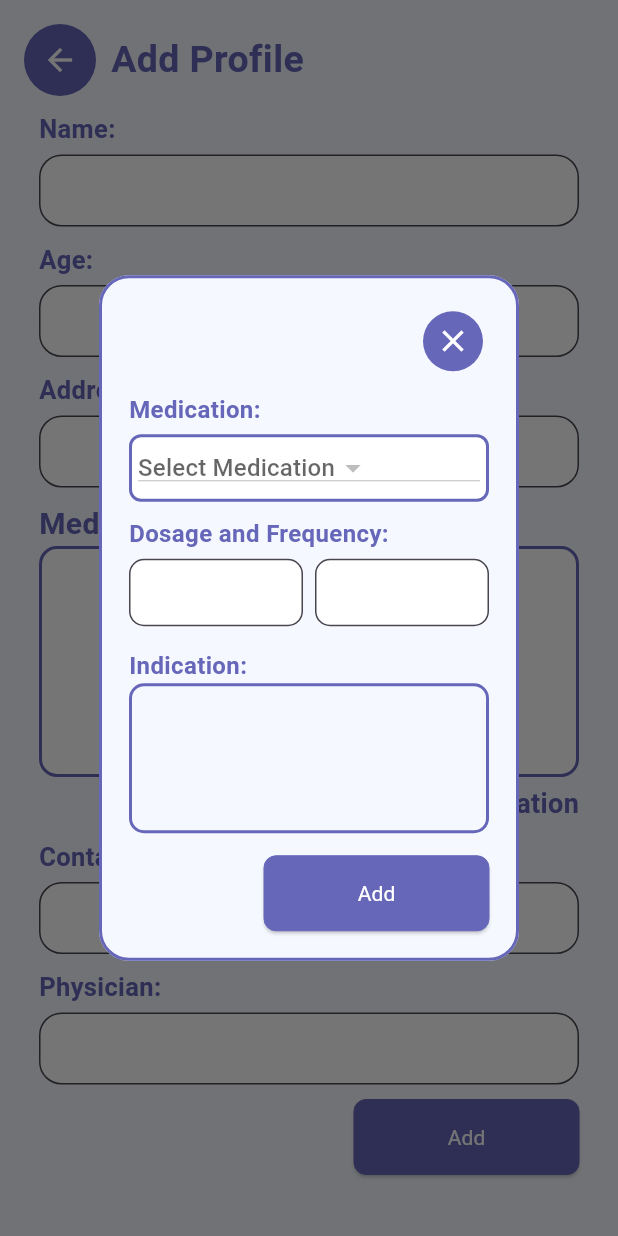
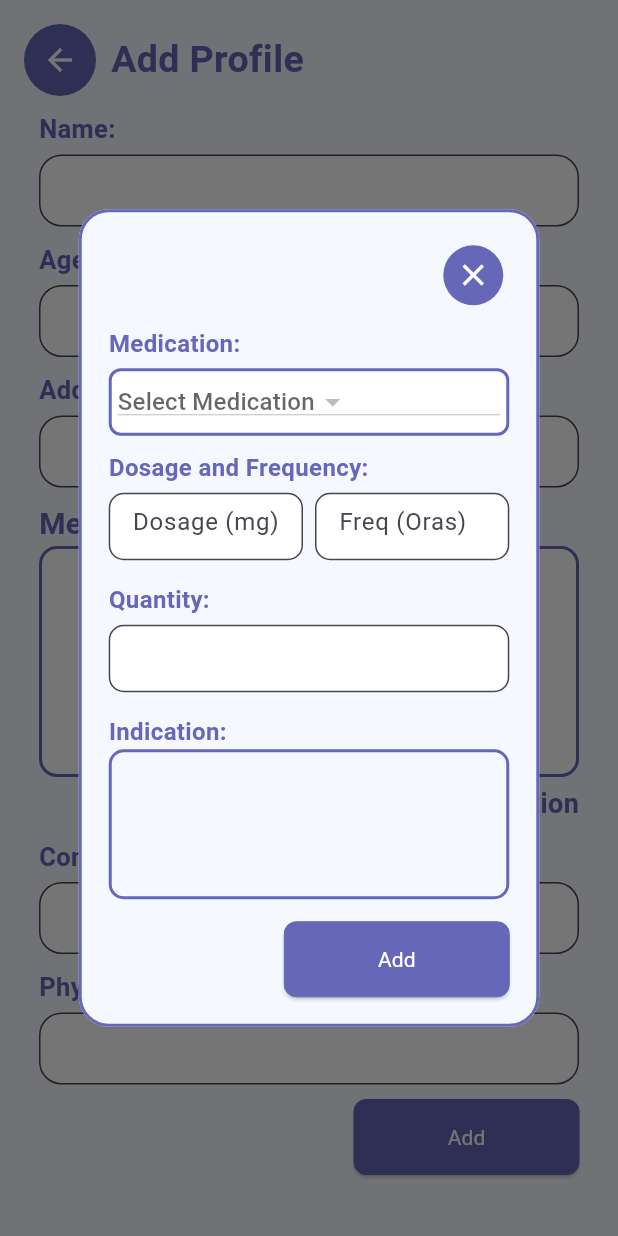
Before and after one commit to Orekidesu/Mobile-Health-App-Tambag, a Flutter app: the AddProfilePage screen opened directly, after a tap on "Add Medication", on a phone screen of 412 x 824 dp. Run offline on Flutter 3.47's test engine with Material 3 defaults, Android fonts, the phone set to English and light mode, and no system bars; our stand-ins replace cloud_firestore, firebase_auth, firebase_core, flutter_slidable, fluttertoast, font_awesome_flutter; accounts and stored records are empty; Roboto replaces fonts that are missing (Arial).

Commit message:
PatientProfile && Medication MasterList issues Fixed:
PatientProfile && Medication MasterList issues Fixed:

- Removed Add new medication checkbox
- added another text field for quantity
- Cannot add medication if the quantity inputted is greater than the current available quantity in the inventory
- Updates the  medication_inventory quantity
- Cannot add the same medication twice (not yet fixed)

```diff
--- a/lib/Custom_Widgets/Add_Medication_Dialog_Profile.dart
+++ b/lib/Custom_Widgets/Add_Medication_Dialog_Profile.dart
@@ -28,6 +28,8 @@ class AddMedicationProfile extends StatefulWidget {
 class _AddMedicationProfileState extends State<AddMedicationProfile> {
   final TextEditingController dosageController = TextEditingController();
   final TextEditingController frequencyController = TextEditingController();
+  final TextEditingController quantityController = TextEditingController();
+
   String? selectedMedName;
   late String selectedMedInd = '';
 
@@ -75,23 +77,54 @@ class _AddMedicationProfileState extends State<AddMedicationProfile> {
     String medName,
     String medInd,
     String dosage,
+    String quantity,
     String frequency,
   ) async {
     try {
+      int requestedQuantity = int.parse(quantity);
+      if (requestedQuantity > 0) {
+        // Get the available quantity from the medication inventory
+        QuerySnapshot<Map<String, dynamic>> inventorySnapshot =
+            await FirebaseFirestore.instance
+                .collection('medication_inventory')
+                .where('med_name', isEqualTo: medName)
+                .limit(1)
+                .get();
+
+        int availableQuantity =
+            inventorySnapshot.docs.first.data()['med_quan'] as int;
+        DocumentReference docRef = inventorySnapshot.docs.first.reference;
+
+        // Check if the requested quantity is greater than the available quantity
+        if (requestedQuantity > availableQuantity) {
+          showErrorNotification(
+              'Requested quantity exceeds available quantity.');
+          return;
+        } else {
           Map<String, dynamic> medicationDetails = {
             'med_name': medName,
             'med_ind': medInd,
-        'med_quan': int.parse(dosage),
-        'dosage':'$dosage mg usa kada tablets kada $frequency ka-oras\n$medInd',
+            'med_quan': int.parse(quantity),
+            'dosage':
+                '$dosage mg usa kada tablets kada $frequency ka-oras\n$medInd',
           };
 
-      // Call the callback function to update medicationList in File 2
           widget.addMedicationCallback(medicationDetails);
+
+          // Update the quantity in the medication inventory
+          await docRef
+              .update({'med_quan': availableQuantity - requestedQuantity});
 
           showSuccessNotification('Medication added successfully.');
 
           frequencyController.clear();
           dosageController.clear();
+          quantityController.clear();
+        }
+      } else {
+        showErrorNotification(
+            'Invalid quantity. Please enter a valid quantity.');
+      }
     } catch (error) {
       showErrorNotification('Error adding new Medication: $error');
     }
@@ -100,7 +133,8 @@ class _AddMedicationProfileState extends State<AddMedicationProfile> {
   bool _validateInput() {
     return selectedMedName != null &&
         dosageController.text.isNotEmpty &&
-        frequencyController.text.isNotEmpty;
+        frequencyController.text.isNotEmpty &&
+        quantityController.text.isNotEmpty;
   }
 
   @override
@@ -125,8 +159,7 @@ class _AddMedicationProfileState extends State<AddMedicationProfile> {
           crossAxisAlignment: CrossAxisAlignment.center,
           children: [
             Expanded(
-              child:
-              Container(
+              child: Container(
                 height: 45,
                 padding: const EdgeInsets.all(4.0),
                 decoration: BoxDecoration(
@@ -137,8 +170,7 @@ class _AddMedicationProfileState extends State<AddMedicationProfile> {
                     width: 2.0, // Set your desired border width
                   ),
                 ),
-                child:
-                DropdownButton<String>(
+                child: DropdownButton<String>(
                   value: selectedMedName,
                   onChanged: (String? value) {
                     setState(() {
@@ -183,6 +215,7 @@ class _AddMedicationProfileState extends State<AddMedicationProfile> {
                   decoration: InputDecoration(
                     filled: true,
                     fillColor: Colors.white,
+                    hintText: 'Dosage (mg)',
                     border: OutlineInputBorder(
                       borderRadius: BorderRadius.circular(10.0),
                       borderSide: const BorderSide(
@@ -203,6 +236,45 @@ class _AddMedicationProfileState extends State<AddMedicationProfile> {
                   decoration: InputDecoration(
                     filled: true,
                     fillColor: Colors.white,
+                    hintText: 'Freq (Oras)',
+                    border: OutlineInputBorder(
+                      borderRadius: BorderRadius.circular(10.0),
+                      borderSide: const BorderSide(
+                        color: periwinkleColor,
+                        width: 4,
+                      ),
+                    ),
+                  ),
+                ),
+              ),
+            ),
+          ],
+        ),
+        const SizedBox(
+          height: 15,
+        ),
+        const Text(
+          'Quantity:',
+          style: TextStyle(
+            fontWeight: FontWeight.bold,
+            fontSize: 16.0,
+            color: periwinkleColor,
+          ),
+        ),
+        const SizedBox(
+          height: 5,
+        ),
+        Row(
+          children: [
+            Expanded(
+              child: SizedBox(
+                height: 45,
+                child: TextField(
+                  controller: quantityController,
+                  decoration: InputDecoration(
+                    filled: true,
+                    fillColor: Colors.white,
+                    hintText: '', //
                     border: OutlineInputBorder(
                       borderRadius: BorderRadius.circular(10.0),
                       borderSide: const BorderSide(
@@ -259,6 +331,7 @@ class _AddMedicationProfileState extends State<AddMedicationProfile> {
                     selectedMedName!,
                     selectedMedInd,
                     dosageController.text,
+                    quantityController.text,
                     frequencyController.text,
                   );
                   Navigator.pop(context);
```
Also changed, not shown: lib/Custom_Widgets/Add_Medication_Dialog.dart (+16 -15 lines), lib/Screen/Masterlist.dart (+15 -8 lines), lib/Screen/addProfilePage.dart (+28 -20 lines). Lines whose indentation alone changed are shown as unchanged.
